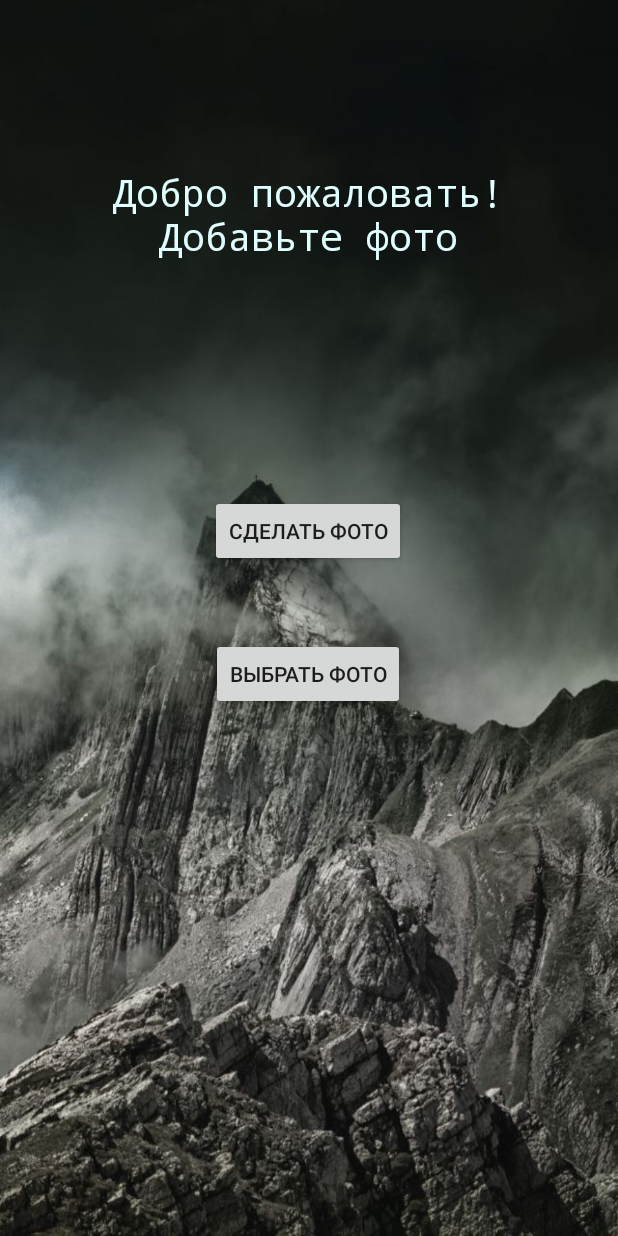
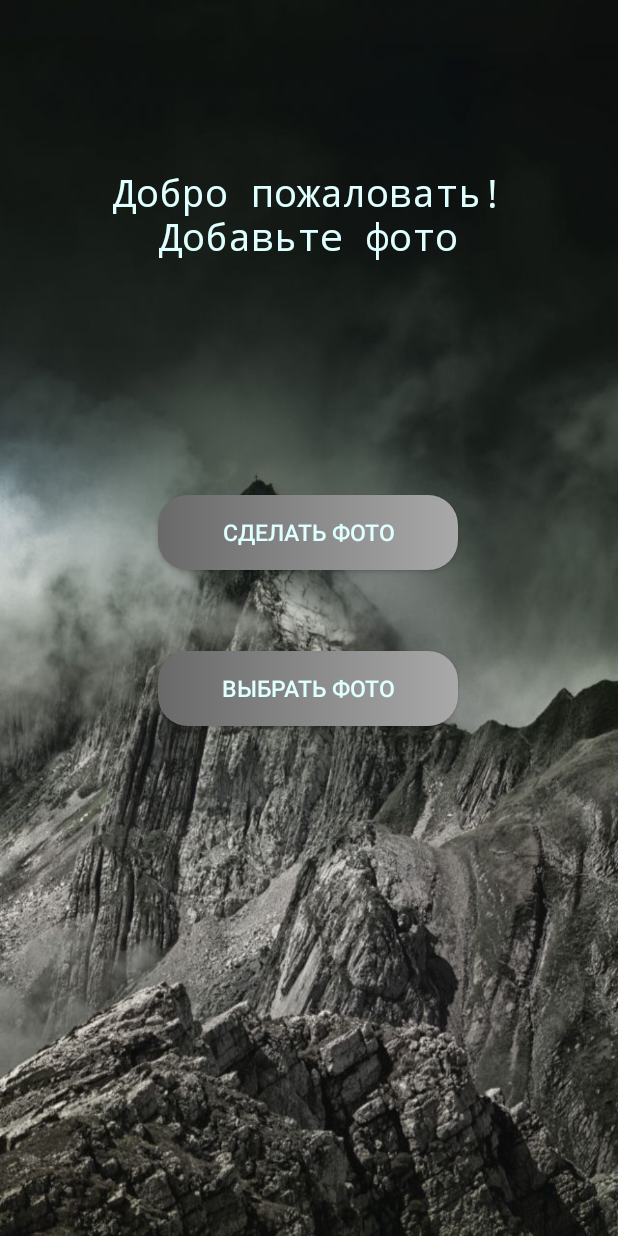
Before and after one commit to Bond228/OurFirstProject, an Android app: the screen it shows after launch (MainActivity), on a phone screen of 412 x 824 dp. Run offline under Robolectric (Android 15) with nearby library versions, the phone set to English and light mode, and no system bars.

Commit message:
Сделял красивые кнопки в MainActivty

```diff
--- a/Project2/app/src/main/AndroidManifest.xml
+++ b/Project2/app/src/main/AndroidManifest.xml
@@ -32,7 +32,7 @@
         </activity>
         <provider
             android:name="androidx.core.content.FileProvider"
-            android:authorities="com.example.android.project2"
+            android:authorities="com.example.android.provider"
             android:exported="false"
             android:grantUriPermissions="true">
             <meta-data
--- a/Project2/app/src/main/java/com/example/project2/SecondActivity.kt
+++ b/Project2/app/src/main/java/com/example/project2/SecondActivity.kt
@@ -159,7 +159,7 @@ class SecondActivity : AppCompatActivity() {
         // Create an image file name
         val timeStamp: String = SimpleDateFormat("yyyyMMdd_HHmmSS").format(Date())
         val storageDir: File? = getExternalFilesDir(Environment.DIRECTORY_PICTURES)
-        return File.createTempFile("JPEG_$timeStamp",  ".jpg",  storageDir).apply {
+        return File.createTempFile("JPEG_$timeStamp", ".jpg", storageDir).apply {
             // Save a file: path for use with ACTION_VIEW intents
             currentPhotoPath = absolutePath
         }
@@ -177,16 +177,12 @@ class SecondActivity : AppCompatActivity() {
                 Toast.makeText(this,"Ничего не создалось", Toast.LENGTH_SHORT).show()
                 null
             }
-            // Continue only if the File was successfully created
-            photoFile?.also {
-                val photoURI: Uri = FileProvider.getUriForFile(
-                    this,
-                    "com.example.android.fileprovider",
-                    it
-                )
+
+            photoFile?.also {// Continue only if the File was successfully created
+                val photoURI: Uri = FileProvider.getUriForFile(this, "com.example.android.provider", it)
                 takePictureIntent.putExtra(MediaStore.EXTRA_OUTPUT, photoURI)
-                startActivityForResult(takePictureIntent, REQUEST_IMAGE_CAPTURE)
             }
+            startActivityForResult(takePictureIntent, REQUEST_IMAGE_CAPTURE)
         }
     }
     }
@@ -209,12 +205,11 @@ class SecondActivity : AppCompatActivity() {
                     extras!!.get("data") as Bitmap?
                 imageView.setImageBitmap(imageBitmap)
             }
-            REQUEST_GALLERY ->{
+            REQUEST_GALLERY -> {
                 imageUri= data?.data!!
                 val imageStream = contentResolver.openInputStream(imageUri)
                 val selectedImage = BitmapFactory.decodeStream(imageStream)
                 imageView.setImageBitmap(selectedImage)
-
             }
         }
 
--- /dev/null
+++ b/Project2/app/src/main/res/drawable/custom_button.xml
@@ -0,0 +1,8 @@
+<?xml version="1.0" encoding="utf-8"?>
+<shape xmlns:android="http://schemas.android.com/apk/res/android">
+   <gradient
+       android:startColor="#696969"
+       android:endColor="#A9A9A9" />
+
+    <corners android:radius="20dp"/>
+</shape>
--- a/Project2/app/src/main/res/layout/activity_main.xml
+++ b/Project2/app/src/main/res/layout/activity_main.xml
@@ -28,8 +28,11 @@
         android:id="@+id/textView"/>
 
     <Button
-        android:layout_height="wrap_content"
-        android:layout_width="wrap_content"
+        android:layout_height="50dp"
+        android:textSize="15sp"
+        android:layout_width="200dp"
+        android:background="@drawable/custom_button"
+        android:textColor="@color/wellText"
         app:layout_constraintVertical_bias="0.198"
         app:layout_constraintTop_toTopOf="parent"
         app:layout_constraintStart_toStartOf="parent"
@@ -41,15 +44,19 @@
         android:layout_marginTop="220dp"/>
 
     <Button
-        android:layout_height="wrap_content"
-        android:layout_width="wrap_content"
-        app:layout_constraintVertical_bias="0.119"
+        android:id="@+id/galleryButton"
+        android:layout_width="200dp"
+        android:layout_height="50dp"
+        android:layout_marginTop="8dp"
+        android:background="@drawable/custom_button"
+        android:text="@string/add_photo_text"
+        android:textColor="@color/wellText"
+        android:textSize="15sp"
+        app:layout_constraintBottom_toBottomOf="parent"
+        app:layout_constraintEnd_toEndOf="parent"
+        app:layout_constraintHorizontal_bias="0.498"
         app:layout_constraintStart_toStartOf="parent"
-        app:layout_constraintHorizontal_bias="0.498"
-        app:layout_constraintEnd_toEndOf="parent"
-        app:layout_constraintBottom_toBottomOf="parent"
-        android:text="@string/add_photo_text"
-        android:id="@+id/galleryButton"
-        app:layout_constraintTop_toBottomOf="@+id/cameraButton"/>
+        app:layout_constraintTop_toBottomOf="@+id/cameraButton"
+        app:layout_constraintVertical_bias="0.119" />
 
 </androidx.constraintlayout.widget.ConstraintLayout>
```
